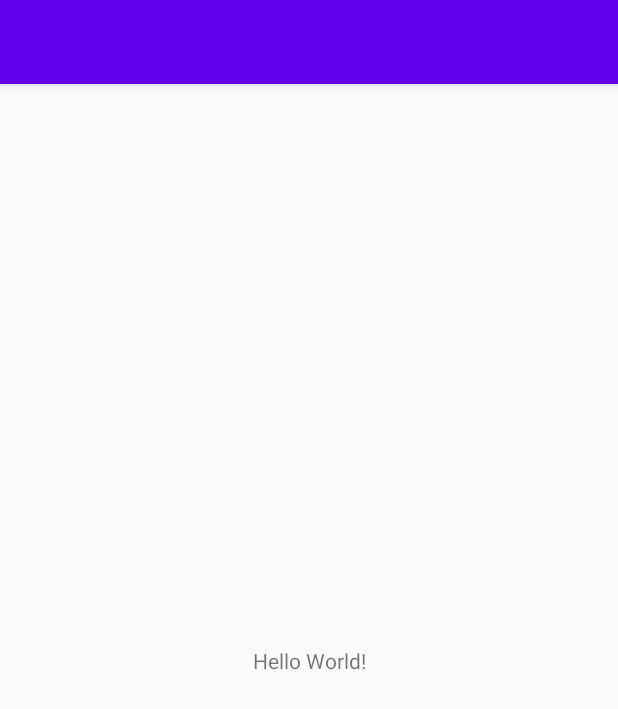
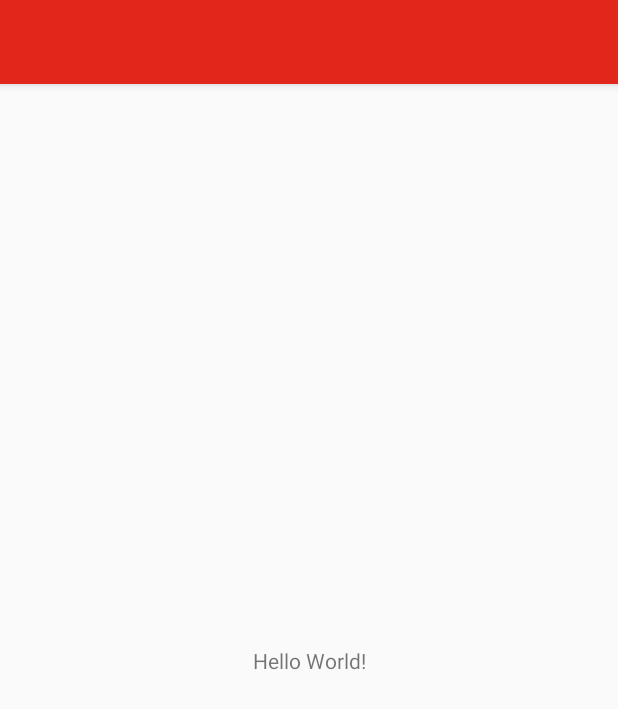
Before and after one commit to togwat/FirstAid, an Android app: the screen it shows after launch (MainActivity), on a phone screen of 412 x 824 dp. Shown: the top 709 px of the screen. Run offline under Robolectric (Android 15) with nearby library versions, the phone set to English and light mode, and no system bars.

Commit message:
colour scheme changed to 'red cross' red

```diff
--- a/app/src/main/res/values/colors.xml
+++ b/app/src/main/res/values/colors.xml
@@ -1,6 +1,6 @@
 <?xml version="1.0" encoding="utf-8"?>
 <resources>
-    <color name="colorPrimary">#6200EE</color>
-    <color name="colorPrimaryDark">#3700B3</color>
-    <color name="colorAccent">#03DAC5</color>
+    <color name="colorPrimary">#e1261c</color>
+    <color name="colorPrimaryDark">#a70000</color>
+    <color name="colorAccent">#ff6247</color>
 </resources>
```
